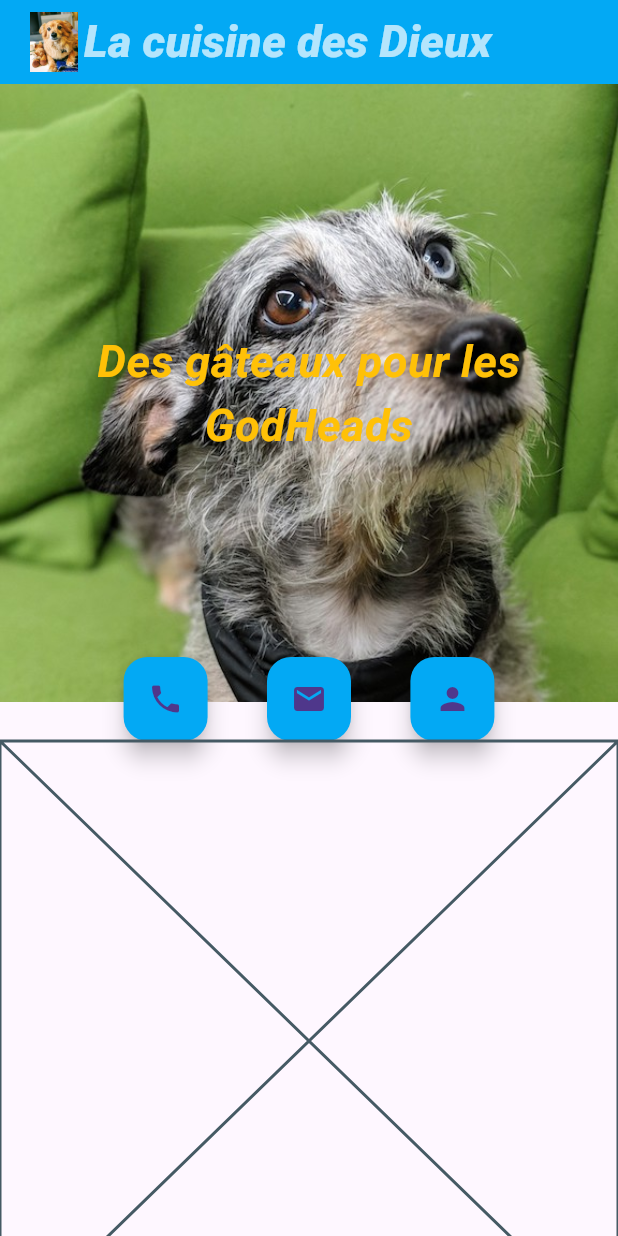
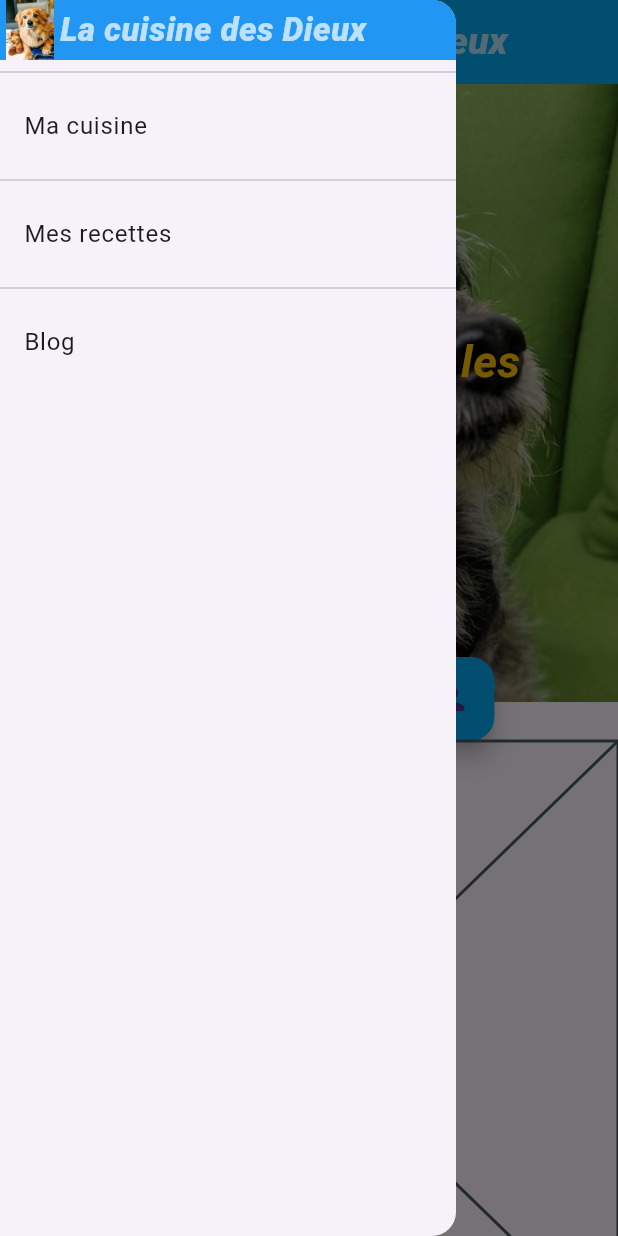
Before and after one commit to SkyBlyvion/good_meal, a Flutter app: the screen it shows after launch, with the side drawer open (before the commit the screen has no drawer), on a phone screen of 412 x 824 dp. Run offline on Flutter 3.47's test engine with Material 3 defaults, Android fonts, the phone set to English and light mode, and no system bars.

Commit message:
add Drawer & add EventSection & event & TitleText

```diff
--- a/lib/models/Constantes.dart
+++ b/lib/models/Constantes.dart
@@ -54,3 +54,5 @@ List<FloatingActionButton> getFloating(BuildContext context) =>
 List<HoverButton> getMenuButton() => menuButton.map(
     (btn) => HoverButton(button: btn)
 ).toList();
+
+// tableau events
--- /dev/null
+++ b/lib/models/Event.dart
@@ -0,0 +1,6 @@
+class Event{
+  String name;
+  String path;
+
+  Event({required this.name, required this.path});
+}
--- a/lib/pages/HomePage.dart
+++ b/lib/pages/HomePage.dart
@@ -3,6 +3,8 @@ import 'package:good_meal/models/MakeItResponsive.dart';
 import 'package:good_meal/sections/TopStack.dart';
 import 'package:good_meal/widgets/PhoneBar.dart';
 import 'package:good_meal/widgets/WebBar.dart';
+
+import '../widgets/DrawerSmall.dart';
 
 //statefull car besoin de cycle de vie et dynamisne au sein de la page
 class HomePage extends StatefulWidget {
@@ -24,9 +26,8 @@ class _HomePageState extends State<HomePage> {
     print(screenSize);
     // je remplace le placeholder par un scaffold et appbar
     return Scaffold(
-      appBar: (screenSize == ScreenSize.small)
-          ? PhoneBar()
-          : WebBar(size: size),
+      appBar: (screenSize == ScreenSize.small) ? PhoneBar() : WebBar(size: size),
+      drawer: DrawerSmall(), // composant de menu pour tel
       body: SingleChildScrollView(
         child: Column(
           children: [
--- a/lib/widgets/Branding.dart
+++ b/lib/widgets/Branding.dart
@@ -2,7 +2,8 @@ import 'package:flutter/material.dart';
 import 'package:good_meal/models/Constantes.dart';
 
 class Branding extends StatelessWidget {
-  const Branding({super.key});
+  double? fontTitleSize;
+  Branding({this.fontTitleSize});
 
   @override
   Widget build(BuildContext context) {
@@ -14,7 +15,7 @@ class Branding extends StatelessWidget {
           style: TextStyle(
             color: brandingColor,
             fontWeight: FontWeight.w900,
-            fontSize: 30,
+            fontSize: fontTitleSize ?? 30,
             fontStyle: FontStyle.italic,
           ),
         )
--- /dev/null
+++ b/lib/widgets/DrawerSmall.dart
@@ -0,0 +1,30 @@
+import 'package:flutter/material.dart';
+import 'package:good_meal/models/ButtonObject.dart';
+import 'package:good_meal/models/Constantes.dart';
+import 'package:good_meal/widgets/Branding.dart';
+
+class DrawerSmall extends StatelessWidget {
+  const DrawerSmall({super.key});
+
+  @override
+  Widget build(BuildContext context) {
+    return Drawer(
+      child: ListView.separated(
+          itemBuilder: (context, index){
+            if(index == 0){
+              return Center(child: Container(color: Colors.blue,child: Branding(fontTitleSize: 22,)),);
+            } else {
+              ButtonObject button = menuButton[index - 1]; // index 0 = branding index 1 =
+              return ListTile(
+                title: Text(button.label ?? ""),
+                onTap: (){},
+              );
+            }
+          },
+          separatorBuilder: (context, index){
+            return Divider();
+          },
+          itemCount: menuButton.length + 1),
+    );
+  }
+}
--- a/lib/widgets/PhoneBar.dart
+++ b/lib/widgets/PhoneBar.dart
@@ -5,7 +5,7 @@ import 'package:good_meal/widgets/Branding.dart';
 class PhoneBar extends AppBar{
   // constructeur
   PhoneBar(): super(
-    title: Branding(),
+    title: Branding(fontTitleSize: 25,),
     centerTitle: true,
     backgroundColor: appBarColor,
   );
```
Also changed, not shown: lib/sections/EventSection.dart (added, +39 -0 lines), lib/widgets/TitleText.dart (added, +14 -0 lines).
